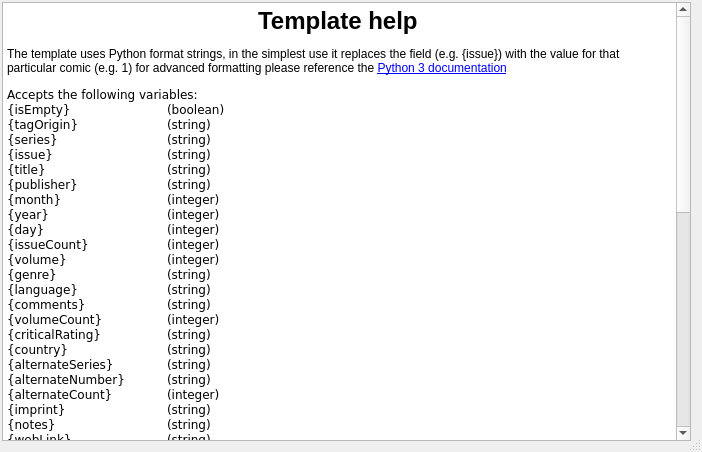
Before: the Qt Designer form comictaggerlib/ui/TemplateHelp.ui in comictagger/comictagger, drawn with Qt 5.
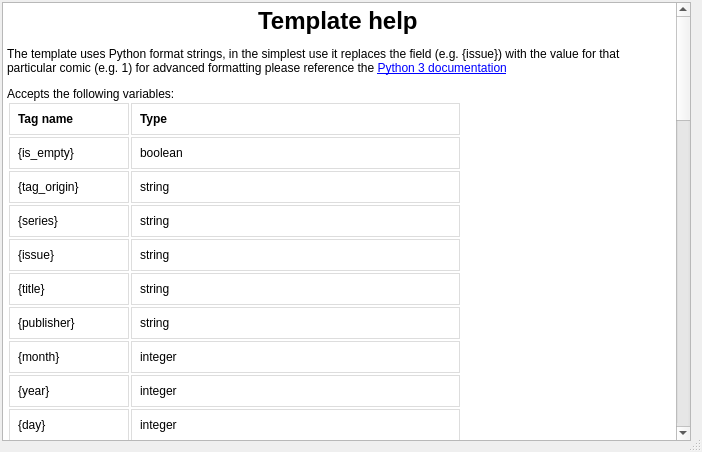
After: the same form once the commit is applied.

Commit message: Fix Template help

```diff
--- a/comictaggerlib/ui/TemplateHelp.ui
+++ b/comictaggerlib/ui/TemplateHelp.ui
@@ -27,65 +27,87 @@
     <number>2</number>
    </property>
    <item>
-    <widget class="QTextEdit" name="textEdit">
+    <widget class="QTextBrowser" name="textEdit">
      <property name="readOnly">
       <bool>true</bool>
      </property>
      <property name="html">
       <string>&lt;html&gt;
-	&lt;head/&gt;
+	&lt;head&gt;
+     &lt;style&gt;
+table {
+  font-family: arial, sans-serif;
+  border-collapse: collapse;
+  width: 100%;
+}
+
+td, th {
+  border: 1px solid #dddddd;
+  text-align: left;
+  padding: 8px;
+}
+
+tr:nth-child(even) {
+  background-color: #dddddd;
+}
+&lt;/style&gt;
+     &lt;/head&gt;
 	&lt;body&gt;
-		&lt;h1 style=&quot;text-align: center&quot;&gt;Template help&lt;/h1&gt;
+		&lt;h1 style="text-align: center"&gt;Template help&lt;/h1&gt;
 		&lt;p&gt;The template uses Python format strings, in the simplest use it replaces the field (e.g. {issue}) with the value for that particular comic (e.g. 1) for advanced formatting please reference the
 
-			&lt;a href=&quot;https://docs.python.org/3/library/string.html#format-string-syntax&quot;&gt;Python 3 documentation&lt;/a&gt;&lt;/p&gt;
-		&lt;pre&gt;Accepts the following variables:
-{isEmpty}&#009;&#009;(boolean)
-{tagOrigin}&#009;&#009;(string)
-{series}&#009;&#009;(string)
-{issue}&#009;&#009;(string)
-{title}&#009;&#009;(string)
-{publisher}&#009;&#009;(string)
-{month}&#009;&#009;(integer)
-{year}&#009;&#009;(integer)
-{day}&#009;&#009;(integer)
-{issueCount}&#009;(integer)
-{volume}&#009;&#009;(integer)
-{genre}&#009;&#009;(string)
-{language}&#009;&#009;(string)
-{comments}&#009;&#009;(string)
-{volumeCount}&#009;(integer)
-{criticalRating}&#009;(string)
-{country}&#009;&#009;(string)
-{alternateSeries}&#009;(string)
-{alternateNumber}&#009;(string)
-{alternateCount}&#009;(integer)
-{imprint}&#009;&#009;(string)
-{notes}&#009;&#009;(string)
-{webLink}&#009;&#009;(string)
-{format}&#009;&#009;(string)
-{manga}&#009;&#009;(string)
-{blackAndWhite}&#009;(boolean)
-{pageCount}&#009;&#009;(integer)
-{maturityRating}&#009;(string)
-{storyArc}&#009;&#009;(string)
-{seriesGroup}&#009;(string)
-{scanInfo}&#009;&#009;(string)
-{characters}&#009;(string)
-{teams}&#009;&#009;(string)
-{locations}&#009;&#009;(string)
-{credits}&#009;&#009;(list of dict({&apos;role&apos;: &apos;str&apos;, &apos;person&apos;: &apos;str&apos;, &apos;primary&apos;: boolean}))
-{tags}&#009;&#009;(list of str)
-{pages}&#009;&#009;(list of dict({&apos;Image&apos;: &apos;str(int)&apos;, &apos;Type&apos;: &apos;str&apos;}))
-
-CoMet-only items:
-{price}&#009;&#009;(float)
-{isVersionOf}&#009;(string)
-{rights}&#009;&#009;(string)
-{identifier}&#009;(string)
-{lastMark}&#009;(string)
-{coverImage}&#009;(string)
-
+			&lt;a href="https://docs.python.org/3/library/string.html#format-string-syntax"&gt;Python 3 documentation&lt;/a&gt;&lt;/p&gt;
+		Accepts the following variables:
+&lt;table&gt;
+     &lt;tr&gt;
+          &lt;th&gt;Tag name&lt;/th&gt;
+          &lt;th&gt;Type&lt;/th&gt;
+     &lt;/tr&gt;
+     &lt;tr&gt;&lt;td&gt;{is_empty}&lt;/td&gt;&lt;td&gt;boolean&lt;/td&gt;&lt;/tr&gt;
+     &lt;tr&gt;&lt;td&gt;{tag_origin}&lt;/td&gt;&lt;td&gt;string&lt;/td&gt;&lt;/tr&gt;
+     &lt;tr&gt;&lt;td&gt;{series}&lt;/td&gt;&lt;td&gt;string&lt;/td&gt;&lt;/tr&gt;
+     &lt;tr&gt;&lt;td&gt;{issue}&lt;/td&gt;&lt;td&gt;string&lt;/td&gt;&lt;/tr&gt;
+     &lt;tr&gt;&lt;td&gt;{title}&lt;/td&gt;&lt;td&gt;string&lt;/td&gt;&lt;/tr&gt;
+     &lt;tr&gt;&lt;td&gt;{publisher}&lt;/td&gt;&lt;td&gt;string&lt;/td&gt;&lt;/tr&gt;
+     &lt;tr&gt;&lt;td&gt;{month}&lt;/td&gt;&lt;td&gt;integer&lt;/td&gt;&lt;/tr&gt;
+     &lt;tr&gt;&lt;td&gt;{year}&lt;/td&gt;&lt;td&gt;integer&lt;/td&gt;&lt;/tr&gt;
+     &lt;tr&gt;&lt;td&gt;{day}&lt;/td&gt;&lt;td&gt;integer&lt;/td&gt;&lt;/tr&gt;
+     &lt;tr&gt;&lt;td&gt;{issue_count}&lt;/td&gt;&lt;td&gt;integer&lt;/td&gt;&lt;/tr&gt;
+     &lt;tr&gt;&lt;td&gt;{volume}&lt;/td&gt;&lt;td&gt;integer&lt;/td&gt;&lt;/tr&gt;
+     &lt;tr&gt;&lt;td&gt;{genre}&lt;/td&gt;&lt;td&gt;string&lt;/td&gt;&lt;/tr&gt;
+     &lt;tr&gt;&lt;td&gt;{language}&lt;/td&gt;&lt;td&gt;string&lt;/td&gt;&lt;/tr&gt;
+     &lt;tr&gt;&lt;td&gt;{comments}&lt;/td&gt;&lt;td&gt;string&lt;/td&gt;&lt;/tr&gt;
+     &lt;tr&gt;&lt;td&gt;{volume_count}&lt;/td&gt;&lt;td&gt;integer&lt;/td&gt;&lt;/tr&gt;
+     &lt;tr&gt;&lt;td&gt;{critical_rating}&lt;/td&gt;&lt;td&gt;string&lt;/td&gt;&lt;/tr&gt;
+     &lt;tr&gt;&lt;td&gt;{country}&lt;/td&gt;&lt;td&gt;string&lt;/td&gt;&lt;/tr&gt;
+     &lt;tr&gt;&lt;td&gt;{alternate_series}&lt;/td&gt;&lt;td&gt;string&lt;/td&gt;&lt;/tr&gt;
+     &lt;tr&gt;&lt;td&gt;{alternate_number}&lt;/td&gt;&lt;td&gt;string&lt;/td&gt;&lt;/tr&gt;
+     &lt;tr&gt;&lt;td&gt;{alternate_count}&lt;/td&gt;&lt;td&gt;integer&lt;/td&gt;&lt;/tr&gt;
+     &lt;tr&gt;&lt;td&gt;{imprint}&lt;/td&gt;&lt;td&gt;string&lt;/td&gt;&lt;/tr&gt;
+     &lt;tr&gt;&lt;td&gt;{notes}&lt;/td&gt;&lt;td&gt;string&lt;/td&gt;&lt;/tr&gt;
+     &lt;tr&gt;&lt;td&gt;{web_link}&lt;/td&gt;&lt;td&gt;string&lt;/td&gt;&lt;/tr&gt;
+     &lt;tr&gt;&lt;td&gt;{format}&lt;/td&gt;&lt;td&gt;string&lt;/td&gt;&lt;/tr&gt;
+     &lt;tr&gt;&lt;td&gt;{manga}&lt;/td&gt;&lt;td&gt;string&lt;/td&gt;&lt;/tr&gt;
+     &lt;tr&gt;&lt;td&gt;{black_and_white}&lt;/td&gt;&lt;td&gt;boolean&lt;/td&gt;&lt;/tr&gt;
+     &lt;tr&gt;&lt;td&gt;{page_count}&lt;/td&gt;&lt;td&gt;integer&lt;/td&gt;&lt;/tr&gt;
+     &lt;tr&gt;&lt;td&gt;{maturity_rating}&lt;/td&gt;&lt;td&gt;string&lt;/td&gt;&lt;/tr&gt;
+     &lt;tr&gt;&lt;td&gt;{story_arc}&lt;/td&gt;&lt;td&gt;string&lt;/td&gt;&lt;/tr&gt;
+     &lt;tr&gt;&lt;td&gt;{series_group}&lt;/td&gt;&lt;td&gt;string&lt;/td&gt;&lt;/tr&gt;
+     &lt;tr&gt;&lt;td&gt;{scan_info}&lt;/td&gt;&lt;td&gt;string&lt;/td&gt;&lt;/tr&gt;
+     &lt;tr&gt;&lt;td&gt;{characters}&lt;/td&gt;&lt;td&gt;string&lt;/td&gt;&lt;/tr&gt;
+     &lt;tr&gt;&lt;td&gt;{teams}&lt;/td&gt;&lt;td&gt;string&lt;/td&gt;&lt;/tr&gt;
+     &lt;tr&gt;&lt;td&gt;{locations}&lt;/td&gt;&lt;td&gt;string&lt;/td&gt;&lt;/tr&gt;
+     &lt;tr&gt;&lt;td&gt;{credits}&lt;/td&gt;&lt;td&gt;list of dict({&apos;role&apos;: string, &apos;person&apos;: string, &apos;primary&apos;: boolean})&lt;/td&gt;&lt;/tr&gt;
+     &lt;tr&gt;&lt;td&gt;{tags}&lt;/td&gt;&lt;td&gt;list of str&lt;/td&gt;&lt;/tr&gt;
+     &lt;tr&gt;&lt;td&gt;{pages}&lt;/td&gt;&lt;td&gt;list of dict({&apos;Image&apos;: string(int), &apos;Type&apos;: string})&lt;/td&gt;&lt;/tr&gt;
+     &lt;tr&gt;&lt;td&gt;{price}&lt;/td&gt;&lt;td&gt;float&lt;/td&gt;&lt;/tr&gt;
+     &lt;tr&gt;&lt;td&gt;{is_version_of}&lt;/td&gt;&lt;td&gt;string&lt;/td&gt;&lt;/tr&gt;
+     &lt;tr&gt;&lt;td&gt;{rights}&lt;/td&gt;&lt;td&gt;string&lt;/td&gt;&lt;/tr&gt;
+     &lt;tr&gt;&lt;td&gt;{identifier}&lt;/td&gt;&lt;td&gt;string&lt;/td&gt;&lt;/tr&gt;
+     &lt;tr&gt;&lt;td&gt;{last_mark}&lt;/td&gt;&lt;td&gt;string&lt;/td&gt;&lt;/tr&gt;
+     &lt;tr&gt;&lt;td&gt;{cover_image}&lt;/td&gt;&lt;td&gt;string&lt;/td&gt;&lt;/tr&gt;
+&lt;/table&gt;
+&lt;pre&gt;
 Examples:
 
 {series} {issue} ({year})
@@ -96,7 +118,9 @@
 
 &lt;/pre&gt;
 	&lt;/body&gt;
-&lt;/html&gt;</string>
+&lt;/html&gt;</string></property>
+     <property name="textInteractionFlags">
+      <set>Qt::TextBrowserInteraction</set>
      </property>
      <property name="openExternalLinks" stdset="0">
       <bool>true</bool>
```
The commit also changes 1 other file.
